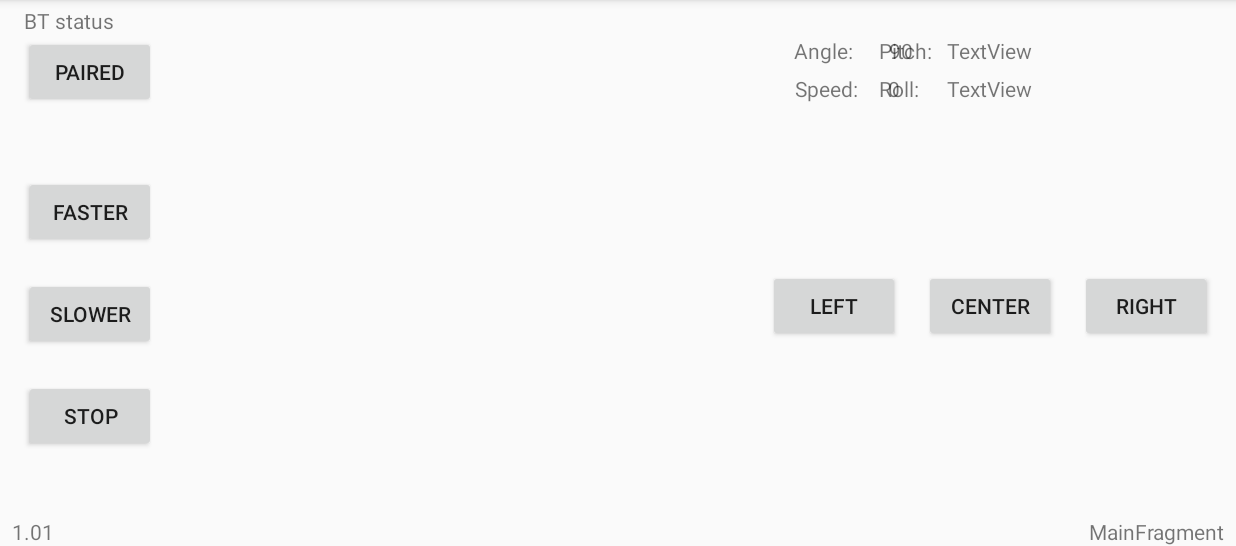
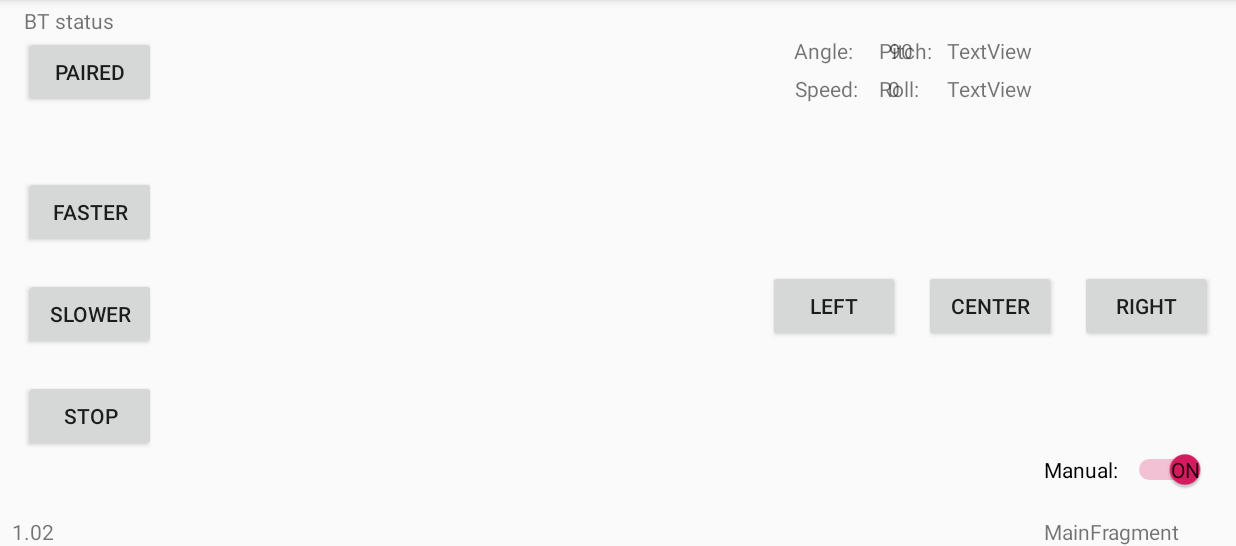
Before and after one commit to nadavguy/BlueToothRC, an Android app: the screen it shows after launch (MainActivity), on a phone screen of 824 x 412 dp (held sideways), the part 72-618 px from its top. Run offline under Robolectric (Android 15) with nearby library versions, the light colour scheme and no system bars; 19 statements that could not run were skipped.

Commit message:
Allow switching between manual and orientation modes Version 1.02

```diff
--- a/app/src/main/java/com/example/fragmentviewmodeltest/ui/main/MainFragment.java
+++ b/app/src/main/java/com/example/fragmentviewmodeltest/ui/main/MainFragment.java
@@ -22,7 +22,9 @@ import android.view.ViewGroup;
 import android.widget.AdapterView;
 import android.widget.ArrayAdapter;
 import android.widget.Button;
+import android.widget.CompoundButton;
 import android.widget.ListView;
+import android.widget.Switch;
 import android.widget.TextView;
 import android.widget.Toast;
 
@@ -43,6 +45,7 @@ import lombok.SneakyThrows;
 @Setter
 public class MainFragment extends Fragment
 {
+    private String VersionID = "1.02";
 
     private MainViewModel mViewModel;
     private Button mPairedDevicesButton;
@@ -60,12 +63,15 @@ public class MainFragment extends Fragment
     private TextView mAngleValue;
     private TextView mMessage;
     private TextView mVersionID;
-    private String VersionID = "1.01";
+    private Switch mManualSwitch;
+
 
 
     private int SpeedValue = 0;
     private int AngleValue = 90;
     private int MessageCounter = 0;
+    private int OrientationModeSpeedValue = 0;
+    private int OrientationModeAngleValue = 90;
 
     private boolean SocketOpened = false;
 
@@ -81,6 +87,8 @@ public class MainFragment extends Fragment
     private TextView mRoll;
     private TextView mPitch;
     private Handler UpdateDisplayHandler;
+
+    private boolean IsManualMode = true;
 
 
 
@@ -124,6 +132,7 @@ public class MainFragment extends Fragment
         mRightButton = root.findViewById(R.id.RightButton);
         mStopButton = root.findViewById(R.id.StopButton);
         mCenterButton = root.findViewById(R.id.CenterButton);
+        mManualSwitch = root.findViewById(R.id.Manualswitch);
 
         mSpeedValue = root.findViewById(R.id.SpeedValueTextView);
         mAngleValue = root.findViewById(R.id.AngleValueTextView);
@@ -217,6 +226,46 @@ public class MainFragment extends Fragment
             {
 //                AngleValue = 90;
                 MainFragment.getInstance().setAngleValue(90);
+            }
+        });
+
+//        mManualSwitch.setOnCheckedChangeListener(new View.OnClickListener()
+//        {
+//            @Override
+//            public void onClick(View v)
+//            {
+//                //SpeedValue = Math.min(SpeedValue+5,100);
+//                MainFragment.getInstance().setSpeedValue(Math.min(MainFragment.getInstance().getSpeedValue()+5,100));
+//
+//            }
+//        });
+
+        mManualSwitch.setOnCheckedChangeListener(new CompoundButton.OnCheckedChangeListener() {
+            public void onCheckedChanged(CompoundButton buttonView, boolean isChecked) {
+                // do something, the isChecked will be
+                // true if the switch is in the On position
+                if (isChecked)
+                {
+                    System.out.println("On");
+                    IsManualMode = true;
+                    mSlowerButton.setEnabled(true);
+                    mStopButton.setEnabled(true);
+                    mFasterButton.setEnabled(true);
+                    mLeftButton.setEnabled(true);
+                    mCenterButton.setEnabled(true);
+                    mRightButton.setEnabled(true);
+                }
+                else
+                {
+                    System.out.println("Off");
+                    IsManualMode = false;
+                    mSlowerButton.setEnabled(false);
+                    mStopButton.setEnabled(false);
+                    mFasterButton.setEnabled(false);
+                    mLeftButton.setEnabled(false);
+                    mCenterButton.setEnabled(false);
+                    mRightButton.setEnabled(false);
+                }
             }
         });
 
@@ -483,8 +532,11 @@ public class MainFragment extends Fragment
         @Override
         public void run() {
             // Do something here on the main thread
-            MainFragment.getInstance().getMAngleValue().setText(Integer.toString(MainFragment.getInstance().getAngleValue()));
-            MainFragment.getInstance().getMSpeedValue().setText(Integer.toString(MainFragment.getInstance().getSpeedValue()));
+            if (IsManualMode)
+            {
+                MainFragment.getInstance().getMAngleValue().setText(Integer.toString(MainFragment.getInstance().getAngleValue()));
+                MainFragment.getInstance().getMSpeedValue().setText(Integer.toString(MainFragment.getInstance().getSpeedValue()));
+            }
 //            MessageToSend = "#" + SticksMessageHeader + Integer.toString(MainFragment.getInstance().getSpeedValue()) + "," + Integer.toString(MainFragment.getInstance().getAngleValue()) + "~\r\n";
             String MessageBody = "#" + Integer.toString(MainFragment.getInstance().getSpeedValue()) + "," + Integer.toString(MainFragment.getInstance().getAngleValue()) + "!~";
             MainFragment.getInstance().setMessageCounter(MainFragment.getInstance().getMessageCounter()+1);
@@ -592,6 +644,13 @@ public class MainFragment extends Fragment
         {
             mPitch.setText(Float.toString(MainActivity.getInstance().getPitch()*360/(float)(2*Math.PI)));
             mRoll.setText(Float.toString(MainActivity.getInstance().getRoll()*360/(float)(2*Math.PI)));
+            OrientationModeAngleValue = Math.min( Math.max(90 + (int) (MainActivity.getInstance().getPitch()*360/(float)(2*Math.PI)), 45),135) ;
+            OrientationModeSpeedValue = Math.min( Math.max(0,55 + (int) (MainActivity.getInstance().getRoll()*360/(float)(2*Math.PI))) * 3 , 100);
+            if (!IsManualMode)
+            {
+                MainFragment.getInstance().getMSpeedValue().setText(Integer.toString(OrientationModeSpeedValue));
+                MainFragment.getInstance().getMAngleValue().setText(Integer.toString(OrientationModeAngleValue) );
+            }
             UpdateDisplayHandler.postDelayed(this,20);
 
         }
--- a/app/src/main/res/layout/main_fragment.xml
+++ b/app/src/main/res/layout/main_fragment.xml
@@ -13,11 +13,7 @@
         android:layout_height="wrap_content"
         android:text="MainFragment"
         app:layout_constraintBottom_toBottomOf="parent"
-        app:layout_constraintEnd_toEndOf="parent"
-        app:layout_constraintHorizontal_bias="0.99"
-        app:layout_constraintStart_toStartOf="parent"
-        app:layout_constraintTop_toTopOf="parent"
-        app:layout_constraintVertical_bias="1.0" />
+        app:layout_constraintStart_toStartOf="@+id/Manualswitch" />
 
     <Button
         android:id="@+id/PairedDevicesButton"
@@ -198,4 +194,17 @@
         app:layout_constraintStart_toStartOf="@+id/RtextView"
         app:layout_constraintTop_toBottomOf="@+id/PitchValuetextView" />
 
+    <Switch
+        android:id="@+id/Manualswitch"
+        android:layout_width="wrap_content"
+        android:layout_height="wrap_content"
+        android:layout_marginEnd="18dp"
+        android:layout_marginBottom="18dp"
+        android:checked="true"
+        android:showText="true"
+        android:text="Manual: "
+        app:layout_constraintBottom_toTopOf="@+id/messageTextView"
+        app:layout_constraintEnd_toEndOf="parent"
+        tools:checked="true" />
+
 </androidx.constraintlayout.widget.ConstraintLayout>
```
